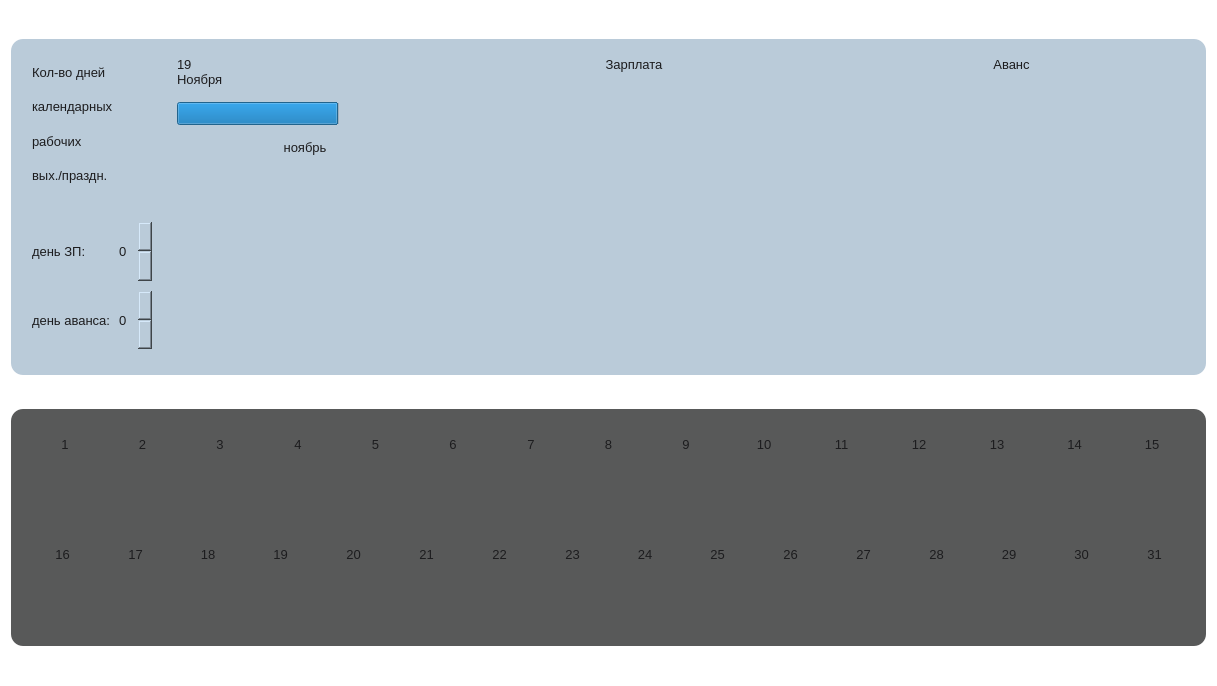
First picture: the form in ui/cash.ui, repository CatMolnia/CASH, before the edit.
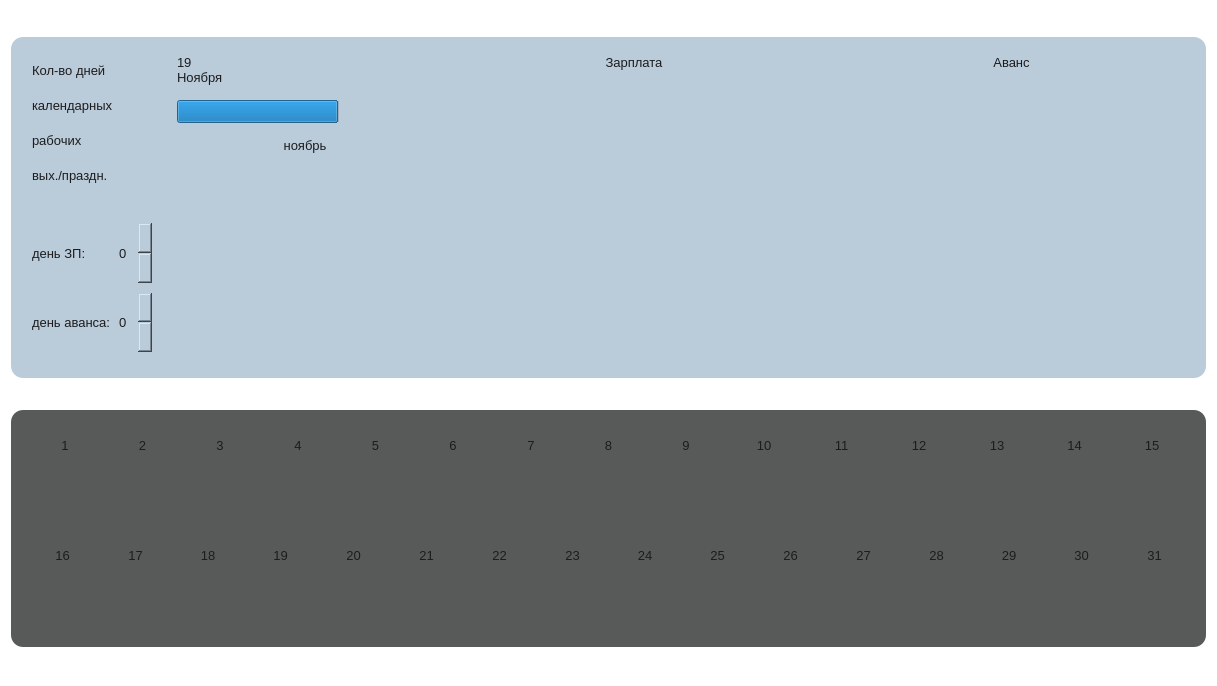
Second picture: the form after the edit.

The edit to the form file:
```diff
--- a/ui/cash.ui
+++ b/ui/cash.ui
@@ -2003,7 +2003,7 @@
                <property name="sizeHint" stdset="0">
                 <size>
                  <width>40</width>
-                 <height>5</height>
+                 <height>10</height>
                 </size>
                </property>
               </spacer>
```
